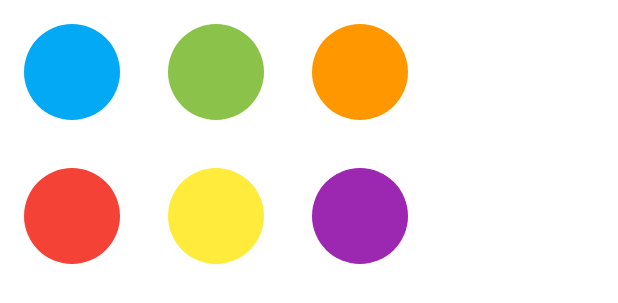
After one commit to kabasonic/notepad, an Android app: the layout dialog_fragment_color_picker.xml on its own in the app's theme, with its tools: preview values and no code run, on a phone screen of 412 x 824 dp. The commit adds this screen. Shown: the top 303 px of the screen. Run offline under Robolectric (Android 15) with nearby library versions, the phone set to English and light mode, and no system bars.

Commit message:
Added color picker and all fixed.

```diff
--- /dev/null
+++ b/app/src/main/res/drawable/view_circle.xml
@@ -0,0 +1,16 @@
+<?xml version="1.0" encoding="utf-8"?>
+<layer-list xmlns:android="http://schemas.android.com/apk/res/android" >
+
+
+    <item>
+        <shape
+            android:shape="oval"
+            android:useLevel="false" >
+            <solid android:color="@color/colorPrimary" />
+            <size
+                android:height="16dp"
+                android:width="16dp" />
+        </shape>
+    </item>
+
+</layer-list>
--- /dev/null
+++ b/app/src/main/res/layout/dialog_fragment_color_picker.xml
@@ -0,0 +1,87 @@
+<?xml version="1.0" encoding="utf-8"?>
+<LinearLayout
+    xmlns:android="http://schemas.android.com/apk/res/android"
+    android:layout_width="wrap_content"
+    android:layout_height="wrap_content"
+    android:orientation="vertical"
+    android:gravity="center">
+
+    <LinearLayout
+        android:layout_width="wrap_content"
+        android:layout_height="wrap_content"
+        android:orientation="horizontal"
+        android:layout_weight="1">
+
+        <View
+            android:id="@+id/color_1"
+            android:layout_width="64dp"
+            android:layout_height="64dp"
+            android:layout_weight="1"
+            android:background="@drawable/view_circle"
+            android:backgroundTint="@color/colorLightBlue"
+            android:layout_margin="16dp"
+            android:onClick="onClick"
+            android:focusable="true"/>
+
+        <View
+            android:id="@+id/color_2"
+            android:layout_width="64dp"
+            android:layout_height="64dp"
+            android:layout_weight="1"
+            android:background="@drawable/view_circle"
+            android:backgroundTint="@color/colorLightGreen"
+            android:layout_margin="16dp"
+            android:focusable="true"/>
+
+        <View
+            android:id="@+id/color_3"
+            android:layout_width="64dp"
+            android:layout_height="64dp"
+            android:layout_weight="1"
+            android:background="@drawable/view_circle"
+            android:backgroundTint="@color/colorOrange"
+            android:layout_margin="16dp"
+            android:focusable="true"/>
+
+    </LinearLayout>
+
+
+    <LinearLayout
+        android:layout_width="wrap_content"
+        android:layout_height="wrap_content"
+        android:orientation="horizontal"
+        android:layout_weight="1">
+
+        <View
+            android:id="@+id/color_4"
+            android:layout_width="64dp"
+            android:layout_height="64dp"
+            android:layout_weight="1"
+            android:background="@drawable/view_circle"
+            android:backgroundTint="@color/colorRed"
+            android:layout_margin="16dp"
+            android:focusable="true"/>
+
+        <View
+            android:id="@+id/color_5"
+            android:layout_width="64dp"
+            android:layout_height="64dp"
+            android:layout_weight="1"
+            android:background="@drawable/view_circle"
+            android:backgroundTint="@color/colorYellow"
+            android:layout_margin="16dp"
+            android:focusable="true"/>
+
+        <View
+            android:id="@+id/color_6"
+            android:layout_width="64dp"
+            android:layout_height="64dp"
+            android:layout_weight="1"
+            android:background="@drawable/view_circle"
+            android:backgroundTint="@color/colorPurple"
+            android:layout_margin="16dp"
+            android:focusable="true"/>
+
+    </LinearLayout>
+
+</LinearLayout>
--- a/app/src/main/res/values/colors.xml
+++ b/app/src/main/res/values/colors.xml
@@ -11,4 +11,14 @@
     <color name="colorPrimary">#f9a825</color>
     <color name="colorPrimaryDark">#c17900</color>
     <color name="colorAccent">#ffd95a</color>
+
+    <color name="colorRed">#F44336</color>
+    <color name="colorLightBlue">#03A9F4</color>
+    <color name="colorYellow">#FFEB3B</color>
+    <color name="colorOrange">#FF9800</color>
+    <color name="colorLightGreen">#8BC34A</color>
+    <color name="colorPurple">#9C27B0</color>
+
+
+
 </resources>
```
Also changed, not shown: app/src/main/java/com/kabasonic/notepad/ui/NoteFragment.java (+65 -65 lines), app/src/main/java/com/kabasonic/notepad/ui/dialogs/ColorPickerDialogFragment.java (added, +102 -0 lines), app/src/main/java/com/kabasonic/notepad/ui/reminder/DatePickerDialogFragment.java (+6 -9 lines), app/src/main/java/com/kabasonic/notepad/ui/reminder/ReminderDialogFragment.java (+35 -30 lines), app/src/main/java/com/kabasonic/notepad/ui/reminder/TimePickerDialogFragment.java (+8 -10 lines), app/src/main/res/drawable/ic_round_attach_file_24.xml (added, +10 -0 lines), app/src/main/res/drawable/ic_round_checklist_24.xml (added, +10 -0 lines), app/src/main/res/drawable/ic_round_lock_24.xml (added, +10 -0 lines), app/src/main/res/drawable/ic_round_push_pin_24.xml (added, +11 -0 lines), app/src/main/res/layout/fragment_note.xml (+18 -10 lines), app/src/main/res/menu/bottom_navigation_menu.xml (added, +28 -0 lines), app/src/main/res/values/strings.xml (+13 -2 lines).
